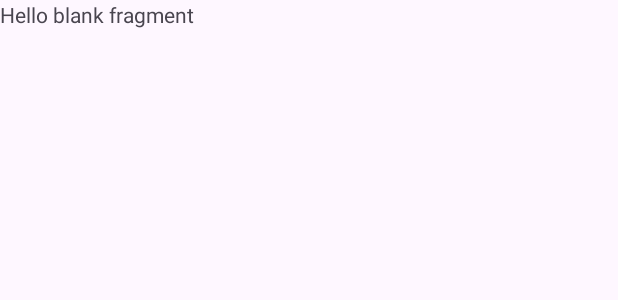
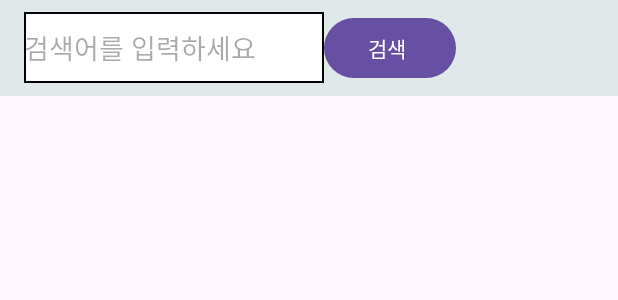
Before and after one commit to 4seokhyeon/ImageSearch, an Android app: the layout fragment_search.xml on its own in the app's theme, with its tools: preview values and no code run, on a phone screen of 412 x 824 dp. Shown: the top 300 px of the screen. Run offline under Robolectric (Android 15) with nearby library versions, the phone set to English and light mode, and no system bars.

Commit message:
뷰페이지 적용 및 검색 프래그먼트

```diff
--- a/app/src/main/java/com/ImageSearch/storgepage/BoxFragment.kt
+++ b/app/src/main/java/com/ImageSearch/storgepage/BoxFragment.kt
@@ -10,7 +10,7 @@ import com.example.databinding.FragmentBoxBinding
 
 
 class BoxFragment : Fragment() {
-    lateinit var binding:FragmentBoxBinding
+   lateinit var binding: FragmentBoxBinding
 
     override fun onCreateView(
         inflater: LayoutInflater, container: ViewGroup?,
--- /dev/null
+++ b/app/src/main/res/drawable/border_dai.xml
@@ -0,0 +1,22 @@
+<?xml version="1.0" encoding="utf-8"?>
+<layer-list xmlns:android="http://schemas.android.com/apk/res/android">
+
+    <item>
+        <shape android:shape="rectangle">
+            <solid android:color="#000000" />
+        </shape>
+
+    </item>
+
+    <item android:top = "1.5dp"
+        android:right= "1.5dp"
+        android:left="1.5dp"
+        android:bottom="1.5dp">
+
+        <shape android:shape="rectangle">
+            <solid android:color="#ffffff" />
+        </shape>
+
+    </item>
+
+</layer-list>
--- a/app/src/main/res/layout/fragment_search.xml
+++ b/app/src/main/res/layout/fragment_search.xml
@@ -1,13 +1,48 @@
 <FrameLayout xmlns:android="http://schemas.android.com/apk/res/android"
+    xmlns:app="http://schemas.android.com/apk/res-auto"
     xmlns:tools="http://schemas.android.com/tools"
     android:layout_width="match_parent"
     android:layout_height="match_parent"
     tools:context="com.ImageSearch.searchPage.SearchFragment">
 
-    <!-- TODO: Update blank fragment layout -->
-    <TextView
+    <androidx.constraintlayout.widget.ConstraintLayout
         android:layout_width="match_parent"
-        android:layout_height="match_parent"
-        android:text="@string/hello_blank_fragment" />
+        android:layout_height="match_parent">
+
+        <androidx.appcompat.widget.Toolbar
+            android:id="@+id/main_toolbar"
+            android:layout_width="0dp"
+            android:layout_height="wrap_content"
+            android:background="@color/primary"
+            app:layout_constraintStart_toStartOf="parent"
+            app:layout_constraintEnd_toEndOf="parent"
+            app:layout_constraintTop_toTopOf="parent">
+
+            <EditText
+                android:id="@+id/dialog_name"
+                android:layout_width="200dp"
+                android:layout_height="47dp"
+                android:autofillHints="검색어를 입력하세요"
+                android:background="@drawable/border_dai"
+                android:ems="10"
+                android:hint="검색어를 입력하세요"
+                android:inputType="text"
+                android:text=""
+                tools:layout_editor_absoluteX="16dp"
+                tools:layout_editor_absoluteY="8dp" />
+
+            <Button
+                android:id="@+id/search_btn"
+                android:layout_width="wrap_content"
+                android:layout_height="wrap_content"
+                android:paddingStart="20dp"
+                android:text="검색"
+                />
+
+        </androidx.appcompat.widget.Toolbar>
+
+
+
+    </androidx.constraintlayout.widget.ConstraintLayout>
 
 </FrameLayout>
--- a/app/src/main/res/values/colors.xml
+++ b/app/src/main/res/values/colors.xml
@@ -2,4 +2,6 @@
 <resources>
     <color name="black">#FF000000</color>
     <color name="white">#FFFFFFFF</color>
+
+    <color name="primary">#E1E8EA</color>
 </resources>
--- a/app/src/main/res/values/strings.xml
+++ b/app/src/main/res/values/strings.xml
@@ -1,7 +1,7 @@
 <resources>
     <string name="app_name">ImageSearch</string>
-    <string name="tab_contactlist">연락처</string>
-    <string name="tab_mypage">내정보</string>
+    <string name="tab_contactlist">검색결과</string>
+    <string name="tab_mypage">내 보관함</string>
     <!-- TODO: Remove or change this placeholder text -->
     <string name="hello_blank_fragment">Hello blank fragment</string>
 </resources>
```
Also changed, not shown: app/src/main/java/com/ImageSearch/main/MainActivity.kt (+12 -0 lines), app/src/main/java/com/ImageSearch/main/ViewPagerAdapter.kt (+7 -4 lines), app/src/main/java/com/ImageSearch/searchPage/SearchFragment.kt (+7 -1 lines), app/src/main/res/layout/activity_main.xml (+30 -5 lines).
